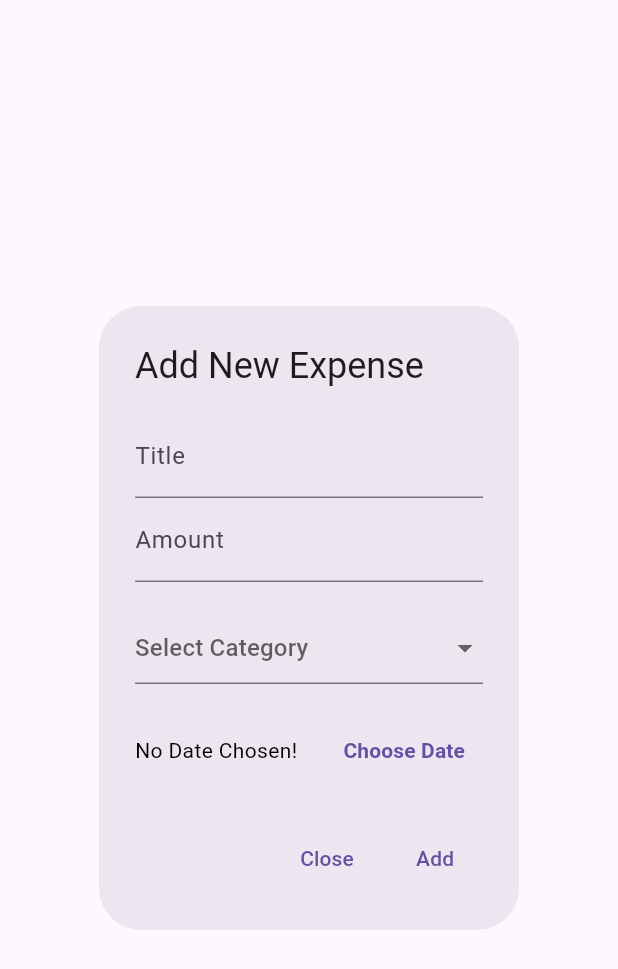
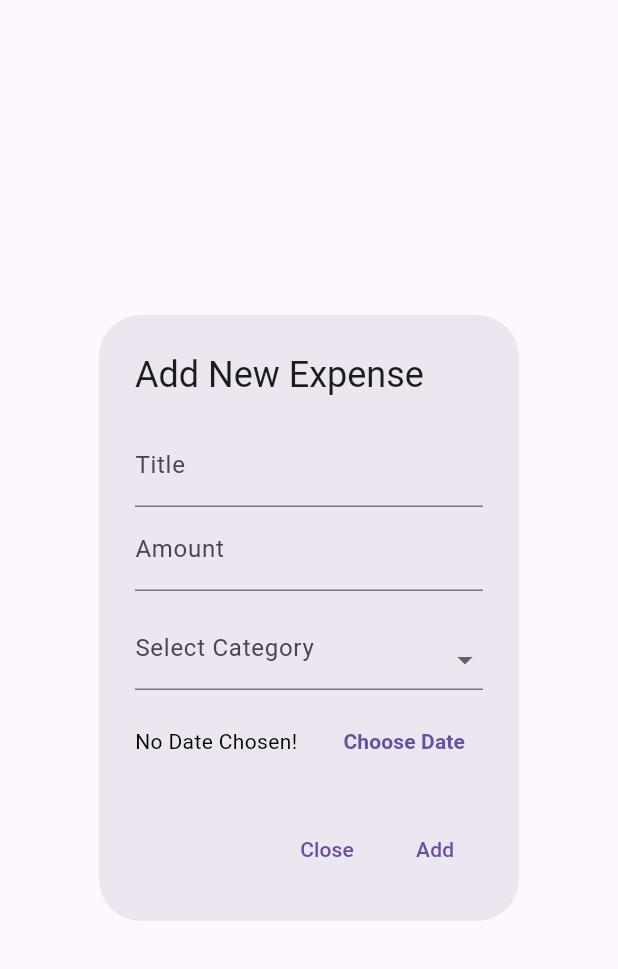
Before and after one commit to MartinChungCy/altech_flutter_coding_assessment, a Flutter app: the AddExpenseDialog widget shown alone on an empty page, opened directly, on a phone screen of 412 x 824 dp. Shown: the top 969 px of the screen. Run offline on Flutter 3.47's test engine with Material 3 defaults, Android fonts, the light colour scheme and no system bars; our stand-ins replace dropdown_button2, equatable, flutter_bloc, shared_preferences; accounts and stored records are empty.

Commit message:
- fix add expense dialog overflow

```diff
--- a/lib/add_expense_dialog.dart
+++ b/lib/add_expense_dialog.dart
@@ -1,3 +1,4 @@
+import 'package:dropdown_button2/dropdown_button2.dart';
 import 'package:flutter/material.dart';
 import 'package:flutter_bloc/flutter_bloc.dart';
 import 'package:intl/intl.dart';
@@ -72,8 +73,15 @@ class AddExpenseDialogState extends State<AddExpenseDialog> {
   }
 
   Widget _buildDropdownButtonFormField() {
-    return DropdownButtonFormField<String>(
-      hint: const Text('Select Category'),
+    return DropdownButtonFormField2<String>(
+      decoration: const InputDecoration(
+        labelText: 'Select Category',
+      ),
+      dropdownStyleData: DropdownStyleData(
+        decoration: BoxDecoration(
+          borderRadius: BorderRadius.circular(15),
+        ),
+      ),
       value: _selectedCategory,
       items: categories.map((category) {
         return DropdownMenuItem(
@@ -146,9 +154,9 @@ class AddExpenseDialogState extends State<AddExpenseDialog> {
                 return null;
               },
             ),
-            const SizedBox(height: 20),
+            const SizedBox(height: 10),
             _buildDropdownButtonFormField(),
-            const SizedBox(height: 20),
+            const SizedBox(height: 10),
             _buildDatePickerRow(),
           ],
         ),
--- a/lib/expense_list_page.dart
+++ b/lib/expense_list_page.dart
@@ -48,7 +48,6 @@ class ExpenseListPageState extends State<ExpenseListPage> {
       ),
       body: Column(
         children: [
-
           Padding(
             padding: const EdgeInsets.all(paddingValue),
             child: Row(
```
Also changed, not shown: 1 other file.
